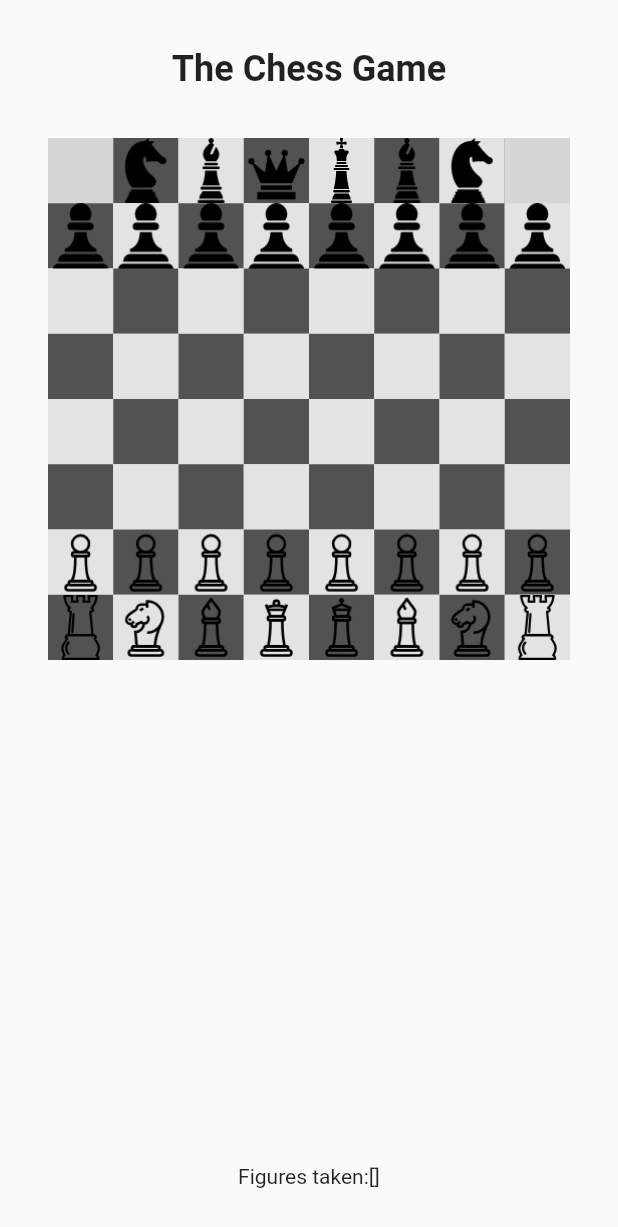
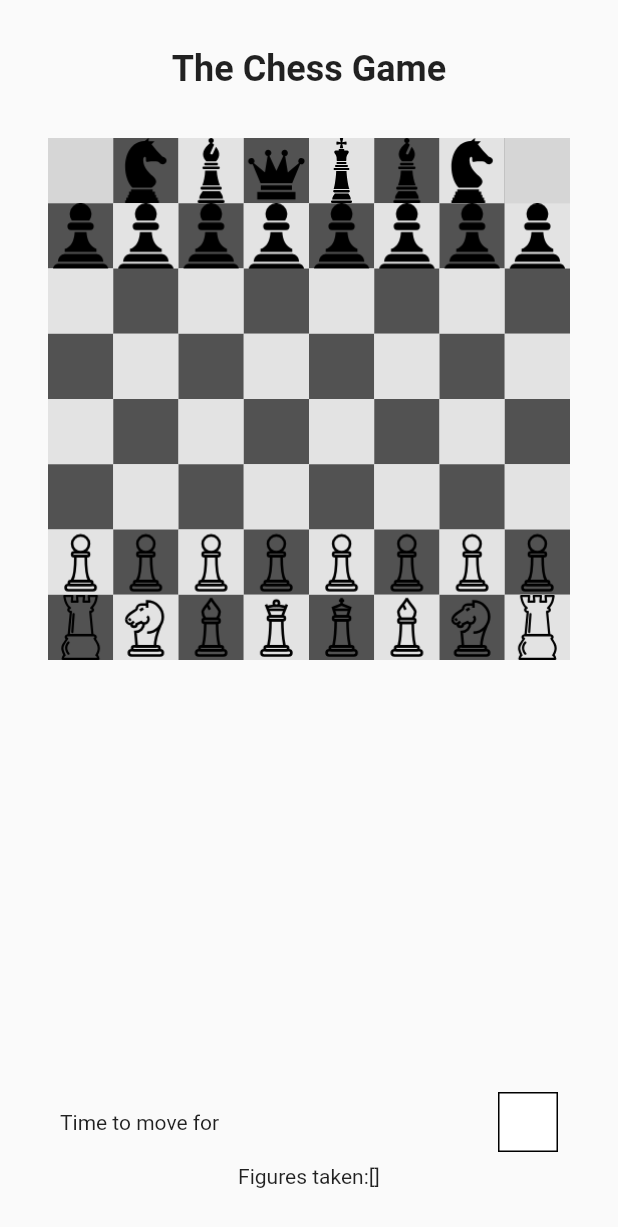
Before and after one commit to MichalTaczala/flutter_chess, a Flutter app: the screen it shows after launch, on a phone screen of 412 x 824 dp. Shown: the top 1227 px of the screen. Run offline on Flutter 3.47's test engine with Material 2 defaults, Android fonts, the phone set to English and light mode, and no system bars; our stand-ins replace bloc, flutter_bloc, flutter_svg_provider, freezed_annotation; grey boxes are pictures that could not be loaded.

Commit message:
add player turn indicator

```diff
--- a/lib/pages/chess_page.dart
+++ b/lib/pages/chess_page.dart
@@ -116,6 +116,25 @@ class _ChessViewState extends State<ChessView> {
                       physics: const NeverScrollableScrollPhysics(),
                     ),
                   ),
+                  Padding(
+                    padding: const EdgeInsets.all(8.0),
+                    child: Row(
+                      mainAxisAlignment: MainAxisAlignment.spaceBetween,
+                      children: [
+                        const Text("Time to move for"),
+                        Container(
+                          width: 40,
+                          height: 40,
+                          decoration: BoxDecoration(
+                            border: Border.all(width: 1, color: Colors.black),
+                            color: state.isWhitePlayerTurn
+                                ? Colors.white
+                                : Colors.black,
+                          ),
+                        )
+                      ],
+                    ),
+                  ),
                   Text("Figures taken:${state.figuresTaken}")
                 ],
               ),
```
